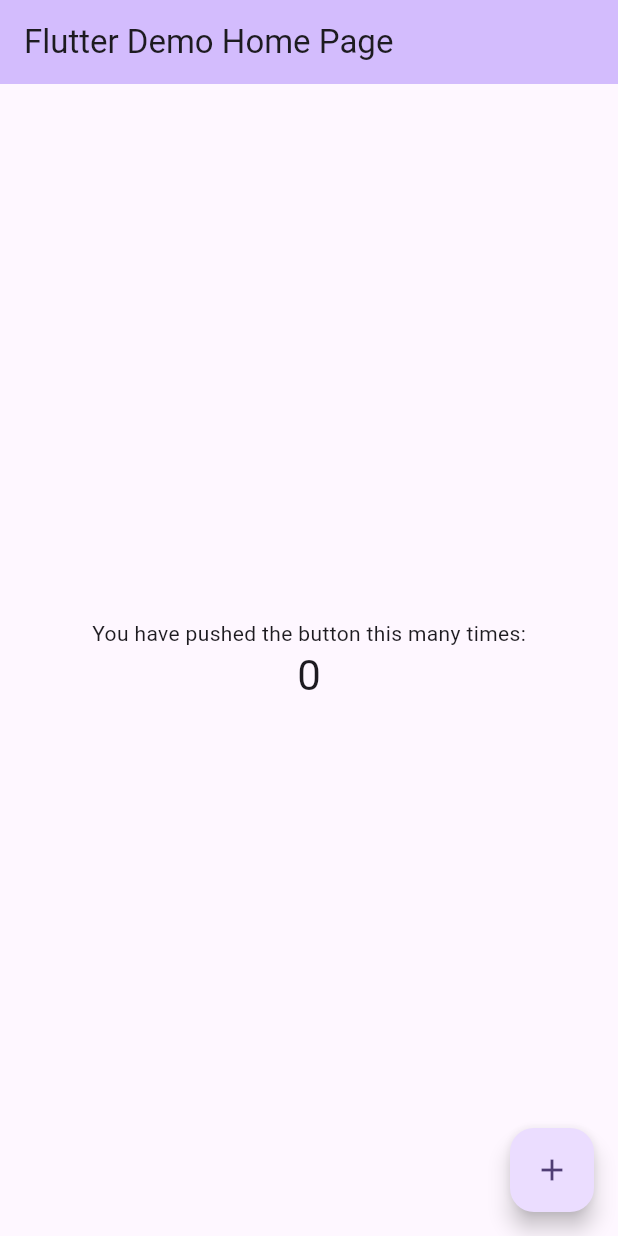
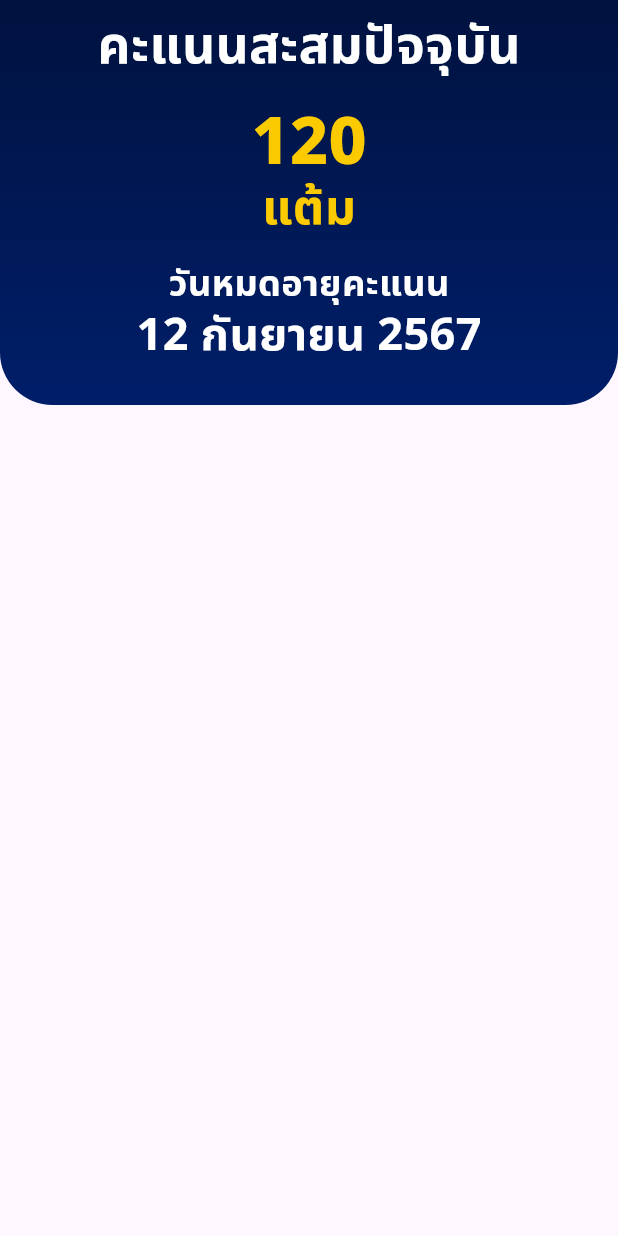
Before and after one commit to TanawanUr/System-for-Collecting-Points-from-Plastic-Waste, a Flutter app: the screen it shows after launch, on a phone screen of 412 x 824 dp. Run offline on Flutter 3.47's test engine with Material 3 defaults, Android fonts, the phone set to English and light mode, and no system bars.

Commit message:
create homepage appbar for std

```diff
--- a/lib/main.dart
+++ b/lib/main.dart
@@ -1,4 +1,5 @@
 import 'package:flutter/material.dart';
+import 'package:system_for_collecting_points_from_plastic_waste/pages/student/home.dart';
 
 void main() {
   runApp(const MyApp());
@@ -11,115 +12,8 @@
   @override
   Widget build(BuildContext context) {
     return MaterialApp(
-      title: 'Flutter Demo',
-      theme: ThemeData(
-        // This is the theme of your application.
-        //
-        // TRY THIS: Try running your application with "flutter run". You'll see
-        // the application has a purple toolbar. Then, without quitting the app,
-        // try changing the seedColor in the colorScheme below to Colors.green
-        // and then invoke "hot reload" (save your changes or press the "hot
-        // reload" button in a Flutter-supported IDE, or press "r" if you used
-        // the command line to start the app).
-        //
-        // Notice that the counter didn't reset back to zero; the application
-        // state is not lost during the reload. To reset the state, use hot
-        // restart instead.
-        //
-        // This works for code too, not just values: Most code changes can be
-        // tested with just a hot reload.
-        colorScheme: ColorScheme.fromSeed(seedColor: Colors.deepPurple),
-        useMaterial3: true,
-      ),
-      home: const MyHomePage(title: 'Flutter Demo Home Page'),
-    );
+        debugShowCheckedModeBanner: false,
+        theme: ThemeData(fontFamily: 'NotoSansThai'),
+        home: const HomePage());
   }
 }
-
-class MyHomePage extends StatefulWidget {
-  const MyHomePage({super.key, required this.title});
-
-  // This widget is the home page of your application. It is stateful, meaning
-  // that it has a State object (defined below) that contains fields that affect
-  // how it looks.
-
-  // This class is the configuration for the state. It holds the values (in this
-  // case the title) provided by the parent (in this case the App widget) and
-  // used by the build method of the State. Fields in a Widget subclass are
-  // always marked "final".
-
-  final String title;
-
-  @override
-  State<MyHomePage> createState() => _MyHomePageState();
-}
-
-class _MyHomePageState extends State<MyHomePage> {
-  int _counter = 0;
-
-  void _incrementCounter() {
-    setState(() {
-      // This call to setState tells the Flutter framework that something has
-      // changed in this State, which causes it to rerun the build method below
-      // so that the display can reflect the updated values. If we changed
-      // _counter without calling setState(), then the build method would not be
-      // called again, and so nothing would appear to happen.
-      _counter++;
-    });
-  }
-
-  @override
-  Widget build(BuildContext context) {
-    // This method is rerun every time setState is called, for instance as done
-    // by the _incrementCounter method above.
-    //
-    // The Flutter framework has been optimized to make rerunning build methods
-    // fast, so that you can just rebuild anything that needs updating rather
-    // than having to individually change instances of widgets.
-    return Scaffold(
-      appBar: AppBar(
-        // TRY THIS: Try changing the color here to a specific color (to
-        // Colors.amber, perhaps?) and trigger a hot reload to see the AppBar
-        // change color while the other colors stay the same.
-        backgroundColor: Theme.of(context).colorScheme.inversePrimary,
-        // Here we take the value from the MyHomePage object that was created by
-        // the App.build method, and use it to set our appbar title.
-        title: Text(widget.title),
-      ),
-      body: Center(
-        // Center is a layout widget. It takes a single child and positions it
-        // in the middle of the parent.
-        child: Column(
-          // Column is also a layout widget. It takes a list of children and
-          // arranges them vertically. By default, it sizes itself to fit its
-          // children horizontally, and tries to be as tall as its parent.
-          //
-          // Column has various properties to control how it sizes itself and
-          // how it positions its children. Here we use mainAxisAlignment to
-          // center the children vertically; the main axis here is the vertical
-          // axis because Columns are vertical (the cross axis would be
-          // horizontal).
-          //
-          // TRY THIS: Invoke "debug painting" (choose the "Toggle Debug Paint"
-          // action in the IDE, or press "p" in the console), to see the
-          // wireframe for each widget.
-          mainAxisAlignment: MainAxisAlignment.center,
-          children: <Widget>[
-            const Text(
-              'You have pushed the button this many times:',
-            ),
-            Text(
-              '$_counter',
-              style: Theme.of(context).textTheme.headlineMedium,
-            ),
-          ],
-        ),
-      ),
-      floatingActionButton: FloatingActionButton(
-        onPressed: _incrementCounter,
-        tooltip: 'Increment',
-        child: const Icon(Icons.add),
-      ), // This trailing comma makes auto-formatting nicer for build methods.
-    );
-  }
-}
--- /dev/null
+++ b/lib/pages/student/home.dart
@@ -0,0 +1,198 @@
+import 'package:flutter/material.dart';
+
+class HomePage extends StatelessWidget {
+  const HomePage({super.key});
+
+  @override
+  Widget build(BuildContext context) {
+    return Scaffold(
+      appBar: PreferredSize(
+        preferredSize: Size.fromHeight(270),
+        child: Container(
+            decoration: BoxDecoration(
+              shape: BoxShape.rectangle,
+              borderRadius: BorderRadius.vertical(
+                bottom: Radius.circular(35),
+              ),
+              gradient: LinearGradient(
+                begin: Alignment.topCenter,
+                end: Alignment.bottomCenter,
+                colors: [
+                  Color.fromARGB(255, 0, 18, 63),
+                  Color.fromARGB(255, 0, 30, 105)
+                ],
+              ),
+            ),
+            child: SafeArea(
+              child: Column(
+                children: [
+                  Container(
+                    child: Padding(
+                      padding: EdgeInsets.fromLTRB(0, 15, 0, 25),
+                      child: Text(
+                        'คะแนนสะสมปัจจุบัน',
+                        style: TextStyle(
+                          color: Colors.white,
+                          fontSize: 34,
+                          fontWeight: FontWeight.w700,
+                          height: 1,
+                        ),
+                      ),
+                    ),
+                  ),
+                  Container(
+                    child: Padding(
+                      padding: EdgeInsets.fromLTRB(0, 0, 0, 5),
+                      child: Text(
+                        '120',
+                        style: TextStyle(
+                          color: Color(0xffFCCA00),
+                          fontSize: 44,
+                          fontWeight: FontWeight.w800,
+                          height: 1,
+                        ),
+                      ),
+                    ),
+                  ),
+                  Text(
+                    'แต้ม',
+                    style: TextStyle(
+                      color: Color(0xffFCCA00),
+                      fontSize: 32,
+                      fontWeight: FontWeight.w700,
+                      height: 1,
+                    ),
+                  ),
+                  Container(
+                    child: Padding(
+                      padding: EdgeInsets.fromLTRB(0, 23, 0, 7),
+                      child: Text(
+                        'วันหมดอายุคะแนน',
+                        style: TextStyle(
+                          color: Colors.white,
+                          fontSize: 24,
+                          fontWeight: FontWeight.w700,
+                          height: 1,
+                        ),
+                      ),
+                    ),
+                  ),
+
+
+                  Text(
+                    '12 กันยายน 2567',
+                    style: TextStyle(
+                      color: Colors.white,
+                      fontSize: 30,
+                      fontWeight: FontWeight.w700,
+                      height: 1,
+                    ),
+                  ),
+                ],
+              ),
+            )),
+      ),
+    );
+
+// return Scaffold(
+
+//   appBar: PreferredSize(preferredSize: new Size.fromHeight(100.0),
+
+//     child:
+//      AppBar ( toolbarHeight: double.infinity, elevation:(25) ,
+
+//   flexibleSpace: Container( height:(double.infinity) ,
+//       decoration: const BoxDecoration(
+//       gradient: LinearGradient(
+//       colors: [Colors.purple, Colors.red],
+//       begin: Alignment.bottomRight,
+//       end: Alignment.topLeft),),),
+
+//       centerTitle: true,//
+//       title: const Text('HITLER DETECTOR', maxLines:1, overflow:TextOverflow.fade ,
+//       style: TextStyle( fontFamily: 'Poppins', fontSize: 55 , color: Colors.white38, fontWeight: FontWeight.w700
+//       , letterSpacing: (7), height: (1.5) ,
+//        ) , ) ,),),);
+  }
+}
+
+// child: Container(
+//   decoration: BoxDecoration(
+//     shape: BoxShape.rectangle,
+//     borderRadius: BorderRadius.vertical(
+//       bottom: Radius.circular(35),
+//     ),
+//     gradient: LinearGradient(
+//       begin: Alignment.topCenter,
+//       end: Alignment.bottomCenter,
+//       colors: [
+//         Color.fromARGB(255, 0, 18, 63),
+//         Color.fromARGB(255, 0, 30, 105)
+//       ],
+//     ),
+//   ),
+//   child: Column(
+//     mainAxisAlignment: MainAxisAlignment.center,
+//     children: [
+//       // Container(
+//       //   margin: EdgeInsets.only(top: 60.0),
+//       //   child: Text(
+//       //     'testerertertetertertdfsdfsdfsfsdf',
+//       //     style: TextStyle(color: Colors.white),
+//       //   ),
+//       // ),
+//       Text(
+//         'คะแนนสะสมปัจจุบัน',
+//         style: TextStyle(
+//             color: Colors.white,
+//             backgroundColor: const Color.fromARGB(255, 0, 0, 0),
+//             fontSize: 32,
+//             fontWeight: FontWeight.w700),
+//       ),
+//       Text(
+//         '120',
+//         style: TextStyle(
+//             color: Color(0xffFCCA00),
+//             backgroundColor: Color.fromARGB(255, 69, 35, 35),
+//             fontSize: 44,
+//             fontWeight: FontWeight.w800),
+//       ),
+//       Text(
+//         'แต้ม',
+//         style: TextStyle(
+//             color: Color(0xffFCCA00),
+//             backgroundColor: const Color.fromARGB(255, 0, 0, 0),
+//             fontSize: 32,
+//             fontWeight: FontWeight.w700),
+//       ),
+//       Text(
+//         'วันหมดอายุคะแนน',
+//         style: TextStyle(
+//             color: Colors.white,
+//             fontSize: 24,
+//             fontWeight: FontWeight.w700),
+//       ),
+//       Text(
+//         '12 กันยายน 2567',
+//         style: TextStyle(
+//             color: Colors.white,
+//             fontSize: 30,
+//             fontWeight: FontWeight.w700),
+//       ),
+//     ],
+//   ),
+// ),
+
+//  return Scaffold(
+//       appBar: AppBar(
+//         title: Text(
+//           'คะแนนสะสมปัจจุบัน',
+//           style: TextStyle(
+//               color: Colors.white, fontSize: 30, fontWeight: FontWeight.w700),
+//         ),
+//         toolbarHeight: 260,
+//         backgroundColor: Color(0xff00154B),
+//         elevation: 0.0,
+//         centerTitle: true,
+//       ),
+//     );
```
